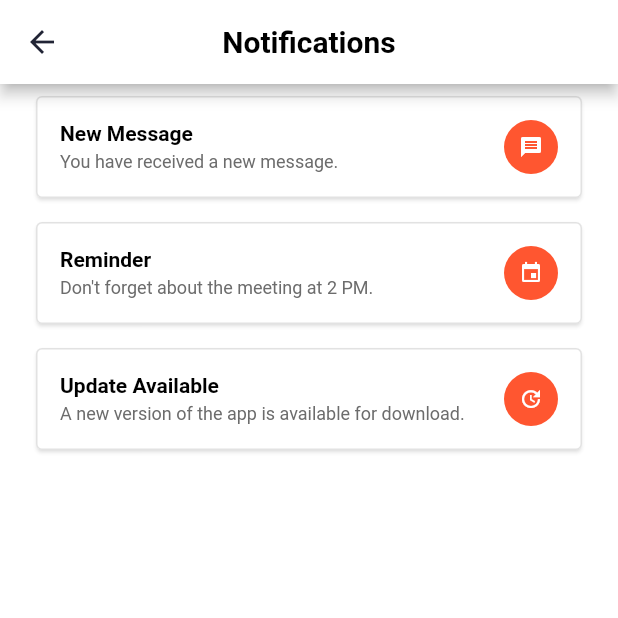
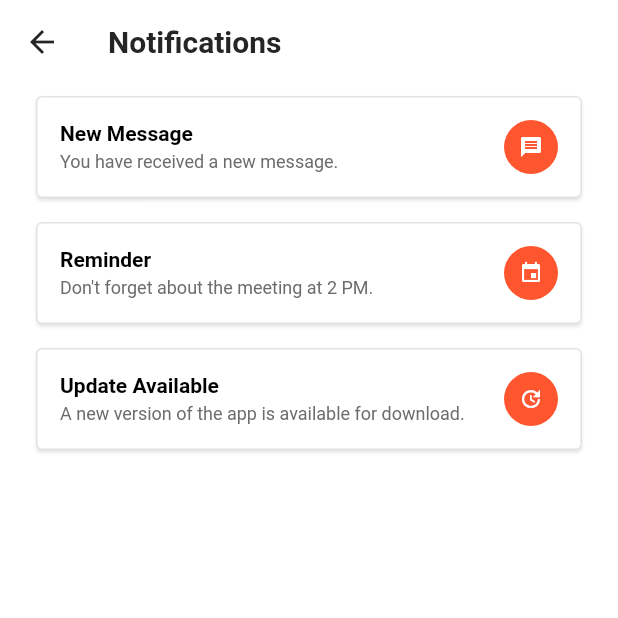
Before and after one commit to erfann31/paypal, a Flutter app: the NotificationsScreen screen opened by its route, on a phone screen of 412 x 824 dp, the top half of it. Run offline on Flutter 3.47's test engine with Material 2 defaults, Android fonts, the phone set to English and light mode, and no system bars.

Commit message:
add onTap functions to NotificationsScreen.dart

```diff
--- a/lib/NotificationsScreen.dart
+++ b/lib/NotificationsScreen.dart
@@ -6,9 +6,7 @@ import 'consts.dart';
 import 'models.dart';
 import 'NotificationWidget.dart';
 
-
 class NotificationsScreen extends StatelessWidget {
-
   List<NotificationModel> notificationsList = generateNotificationList();
 
   @override
@@ -16,8 +14,8 @@ class NotificationsScreen extends StatelessWidget {
     return Scaffold(
       backgroundColor: const Color(0xffffffff),
       appBar: AppBar(
-        elevation: 4,
-        centerTitle: true,
+        elevation: 0,
+        centerTitle: false,
         automaticallyImplyLeading: false,
         backgroundColor: const Color(0xffffffff),
         shape: const RoundedRectangleBorder(
@@ -29,13 +27,18 @@ class NotificationsScreen extends StatelessWidget {
             fontWeight: FontWeight.w700,
             fontStyle: FontStyle.normal,
             fontSize: 20,
-            color: Color(0xff000000),
+            color: Color(0xff252525),
           ),
         ),
-        leading: const Icon(
-          Icons.arrow_back,
-          color: Color(0xff212435),
-          size: 24,
+        leading: GestureDetector(
+          onTap: () {
+            Navigator.pop(context);
+          },
+          child: const Icon(
+            Icons.arrow_back,
+            color: Color(0xff252525),
+            size: 24,
+          ),
         ),
       ),
       body: Stack(
@@ -56,7 +59,7 @@ class NotificationsScreen extends StatelessWidget {
                       itemCount: notificationsList!.length,
                       itemBuilder: (BuildContext context, int i) {
                         return NotificationWidget(
-                          notification:  notificationsList![i],
+                          notification: notificationsList![i],
                         );
                       }),
                 ],
```
